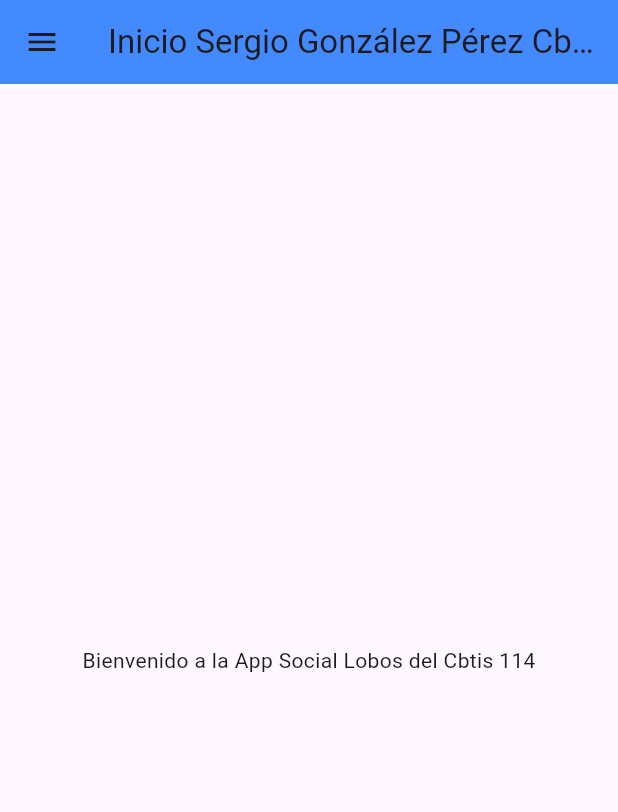
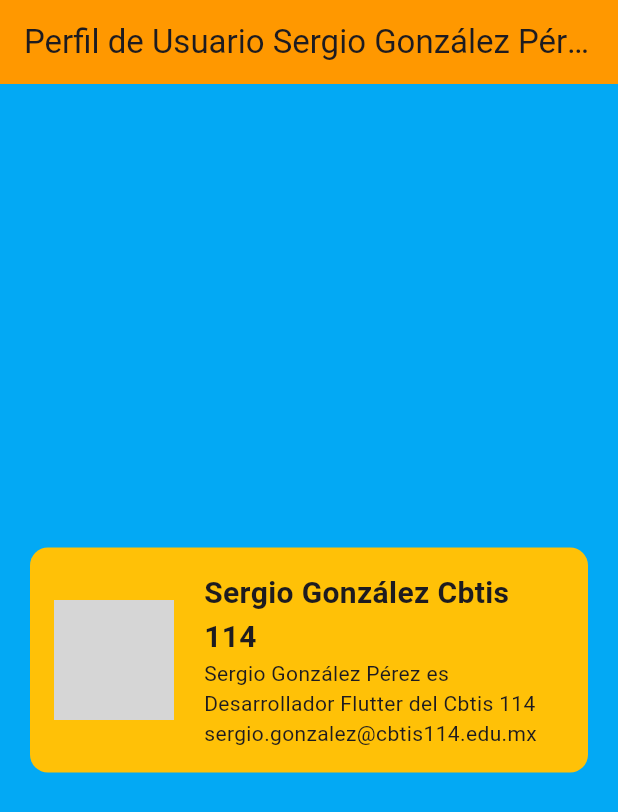
Before and after one commit to SGPcode/CursoEstatalFlutterSGP26, a Flutter app: the screen it shows after launch, on a phone screen of 412 x 824 dp. Shown: the top 812 px of the screen. Run offline on Flutter 3.47's test engine with Material 3 defaults, Android fonts, the phone set to English and light mode, and no system bars; network calls fail; grey boxes are pictures that could not be loaded.

Commit message:
PerfilSGP

```diff
--- a/lib/main.dart
+++ b/lib/main.dart
@@ -1,90 +1,68 @@
 import 'package:flutter/material.dart';
 
-void main() => runApp(AppSocial());
+void main() {
+  runApp(const MiApp());
+}
 
-class AppSocial extends StatelessWidget {
-  const AppSocial({super.key});
+class MiApp extends StatelessWidget {
+  const MiApp({super.key});
 
   @override
   Widget build(BuildContext context) {
-    return MaterialApp(
+    return const MaterialApp(
       debugShowCheckedModeBanner: false,
-      theme: ThemeData(primarySwatch: Colors.yellow),
-      // DEFINICIÓN DE RUTAS
-      initialRoute: '/',
-      routes: {
-        '/': (BuildContext context) => const PantallaInicio(),
-        '/perfil': (BuildContext context) => const PantallaPerfil(),
-      },
+
+      home: PerfilScreen(),
     );
   }
-}// fin clase AppSocial con herencias
+}// fin clase MiApp
 
-// --- WIDGET PERSONALIZADO PARA EL DRAWER (Para no repetir código) ---
-class MiDrawer extends StatelessWidget {
-  const MiDrawer({super.key});
-
-  @override
-  Widget build(BuildContext context) {
-    return Drawer(
-      child: ListView(
-        padding: EdgeInsets.zero,
-        children: <Widget>[
-          // ENCABEZADO CON AVATAR Y DESCRIPCIÓN
-          const UserAccountsDrawerHeader(
-            accountName: Text("Sergio González Cbtis 114"), // <-- Aqui tu nombre y Cbtis
-            accountEmail: Text("sergio.gonzalez@cbtis114.edu.mx"), // <-- Aqui tu correo
-            currentAccountPicture: CircleAvatar(
-              backgroundImage: NetworkImage("https://i.postimg.cc/WpnRG7xD/SGP.png"),
-            ),
-          ),
-          // OPCIÓN 1
-          ListTile(
-            leading: const Icon(Icons.home),
-            title: const Text("Inicio Bienvenido Sergio Cbtis 114"), // aqui Indica Tu Numero Cbtis
-            onTap: () => Navigator.pushNamed(context, '/'),
-          ),
-          // OPCIÓN 2
-          ListTile(
-            leading: const Icon(Icons.person),
-            title: const Text("Mi Perfil de Sergio González Pérez 114 "),// aqui modifica tu nombre
-            onTap: () => Navigator.pushNamed(context, '/perfil'),
-          ),
-        ],
-      ),
-    );
-  }
-}// fin clase AppSocial con herencia
-
-// --- PANTALLAS ---
-class PantallaInicio extends StatelessWidget {
-  const PantallaInicio({super.key});
+class PerfilScreen extends StatelessWidget {
+  const PerfilScreen({super.key});
 
   @override
   Widget build(BuildContext context) {
     return Scaffold(
+      backgroundColor: Colors.lightBlue,
       appBar: AppBar(
-        title: const Text("Inicio Sergio González Pérez Cbtis 114"),
-        backgroundColor: Colors.blueAccent,
+        title: const Text('Perfil de Usuario Sergio González Pérez Cbtis 114'),
+
+        backgroundColor: Colors.orange,
       ),
-      drawer: const MiDrawer(), // Agregamos el Drawer aquí
-      body: const Center(child: Text("Bienvenido a la App Social Lobos del Cbtis 114")),
+      body: Center(
+        child: Container(
+          padding: const EdgeInsets.all(16),
+          margin: const EdgeInsets.all(20),
+          decoration: BoxDecoration(
+            color: Colors.amber,
+            borderRadius: BorderRadius.circular(12),
+          ),
+          child: Row(
+            children: [
+              const CircleAvatar(
+                radius: 40,
+                backgroundImage: NetworkImage(
+                  'https://i.postimg.cc/WpnRG7xD/SGP.png',
+                ),
+              ),
+              const SizedBox(width: 20),
+              Expanded(
+                child: Column(
+                  crossAxisAlignment: CrossAxisAlignment.start,
+                  mainAxisSize: MainAxisSize.min,
+                  children: const [
+                    Text('Sergio González Cbtis 114',
+                        style:
+                            TextStyle(fontSize: 20, fontWeight: FontWeight.bold)),
+                    Text('Sergio González Pérez es Desarrollador Flutter del Cbtis 114'),
+                    Text('sergio.gonzalez@cbtis114.edu.mx'),
+                  ],
+                ),
+              )
+            ],
+          ),
+        ),
+      ),
     );
   }
-}// fin clase PantallaInicio
-
-class PantallaPerfil extends StatelessWidget {
-  const PantallaPerfil({super.key});
-
-  @override
-  Widget build(BuildContext context) {
-    return Scaffold(
-      appBar: AppBar(
-        title: const Text("Perfil"),
-        backgroundColor: Colors.deepOrangeAccent,
-      ),
-      drawer: const MiDrawer(), // Agregamos el Drawer aquí también
-      body: const Center(child: Text("Información del Usuario Sergio 114")),
-    );
-  }
-}// fin clase PantallaPerfil
+}// fin clase PerfilScreen
```
Also changed, not shown: 1 other file.
